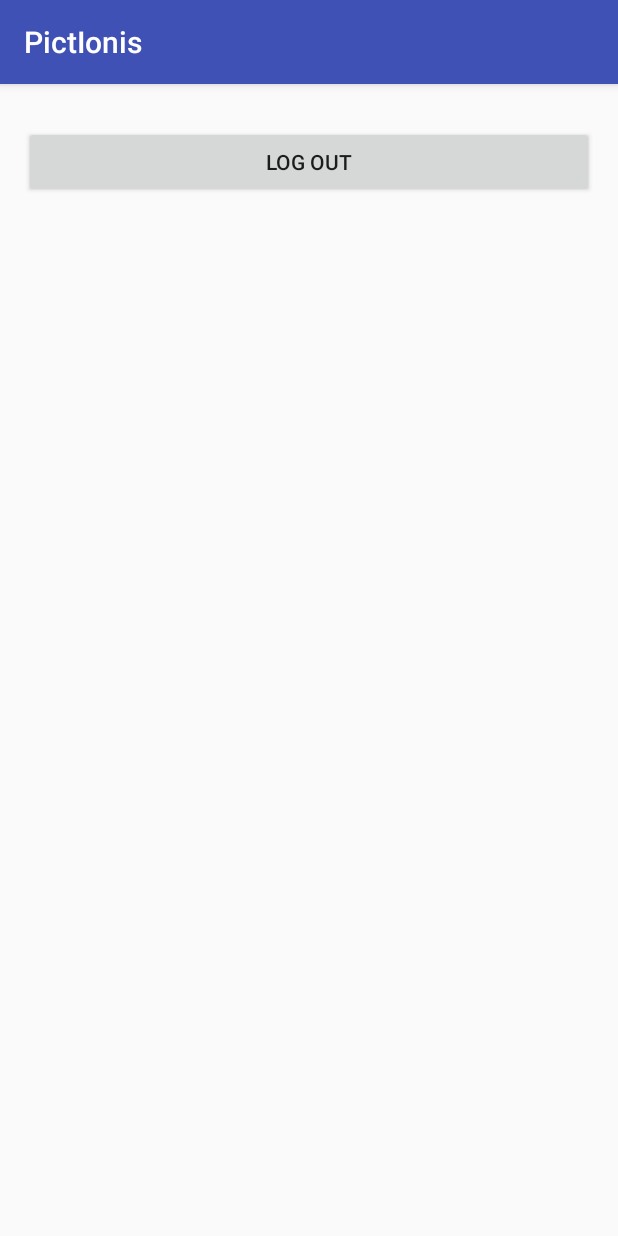
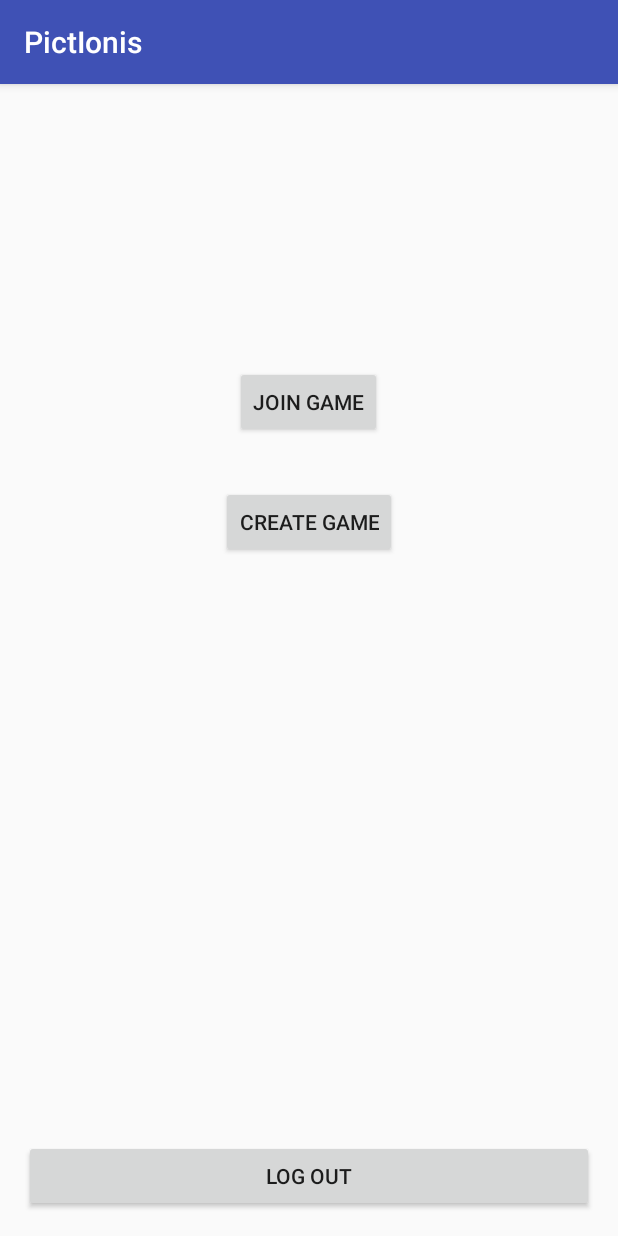
Before and after one commit to theodu60/pictionis, an Android app: the screen it shows after launch once a user with an empty profile is signed in (AccountActivity), on a phone screen of 412 x 824 dp. Run offline under Robolectric (Android 15) with nearby library versions, the phone set to English and light mode, and no system bars; our stand-ins replace Firebase (no records; nobody signed in at launch, a user with empty details on screens opened directly), Picasso; 1 statement that could not run was skipped.

```diff
--- a/PictIonis/app/build.gradle
+++ b/PictIonis/app/build.gradle
@@ -28,5 +28,7 @@ dependencies {
     testCompile 'junit:junit:4.12'
     compile 'com.google.firebase:firebase-auth:9.6.1'
     compile 'com.google.android.gms:play-services-auth:9.6.1'
+    compile 'com.squareup.picasso:picasso:2.5.2'
+
 }
 apply plugin: 'com.google.gms.google-services'
--- a/PictIonis/app/src/main/AndroidManifest.xml
+++ b/PictIonis/app/src/main/AndroidManifest.xml
@@ -1,6 +1,7 @@
 <?xml version="1.0" encoding="utf-8"?>
 <manifest xmlns:android="http://schemas.android.com/apk/res/android"
     package="app.pictionis.com.pictionis">
+    <uses-permission android:name="android.permission.INTERNET" />
 
     <application
         android:allowBackup="true"
--- a/PictIonis/app/src/main/res/layout/activity_account.xml
+++ b/PictIonis/app/src/main/res/layout/activity_account.xml
@@ -1,5 +1,6 @@
 <?xml version="1.0" encoding="utf-8"?>
 <RelativeLayout xmlns:android="http://schemas.android.com/apk/res/android"
+    xmlns:app="http://schemas.android.com/apk/res-auto"
     xmlns:tools="http://schemas.android.com/tools"
     android:id="@+id/activity_account"
     android:layout_width="match_parent"
@@ -10,13 +11,48 @@
     android:paddingTop="@dimen/activity_vertical_margin"
     tools:context="app.pictionis.com.pictionis.AccountActivity">
 
+    <ImageView
+        android:layout_width="wrap_content"
+        android:layout_height="wrap_content"
+        android:id="@+id/imageView"
+        android:layout_alignParentTop="true"
+        android:layout_centerHorizontal="true">
+    </ImageView>
+
     <Button
         android:text="Log Out"
         android:layout_width="wrap_content"
         android:layout_height="wrap_content"
-        android:layout_alignParentTop="true"
-        android:layout_marginTop="12dp"
         android:id="@+id/logOutBtn"
+        android:layout_alignParentBottom="true"
         android:layout_alignParentStart="true"
         android:layout_alignParentEnd="true" />
+
+    <TextView
+        android:text="TextView"
+        android:layout_width="wrap_content"
+        android:layout_height="wrap_content"
+        android:id="@+id/emailTxt"
+        android:layout_marginTop="25dp"
+        android:layout_below="@+id/imageView"
+        android:layout_alignParentStart="true"
+        android:layout_marginStart="50dp" />
+
+    <Button
+        android:text="Join Game"
+        android:layout_width="wrap_content"
+        android:layout_height="wrap_content"
+        android:id="@+id/joinBtn"
+        android:layout_marginTop="127dp"
+        android:layout_below="@+id/emailTxt"
+        android:layout_centerHorizontal="true" />
+
+    <Button
+        android:text="Create Game"
+        android:layout_width="wrap_content"
+        android:layout_height="wrap_content"
+        android:id="@+id/createBtn"
+        android:layout_below="@+id/joinBtn"
+        android:layout_centerHorizontal="true"
+        android:layout_marginTop="32dp" />
 </RelativeLayout>
```
Also changed, not shown: PictIonis/app/src/main/java/app/pictionis/com/pictionis/AccountActivity.java (+55 -1 lines).
